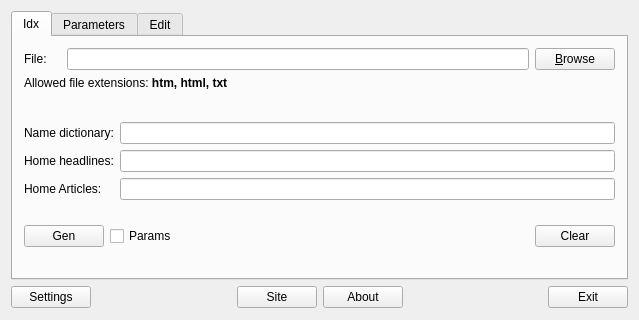
First picture: the form in src/mainwindget/mainwidget.ui, repository WarmongeR1/QDict4BQ6, before the edit.
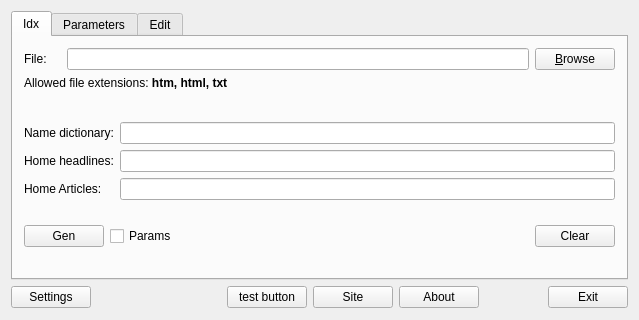
Second picture: the form after the edit.

What changed in the file:
```diff
--- a/src/mainwindget/mainwidget.ui
+++ b/src/mainwindget/mainwidget.ui
@@ -309,6 +309,13 @@
        </property>
       </spacer>
      </item>
+     <item>
+      <widget class="QPushButton" name="pBTest">
+       <property name="text">
+        <string>test button</string>
+       </property>
+      </widget>
+     </item>
      <item>
       <widget class="QPushButton" name="pBSiteHome">
        <property name="text">
```
